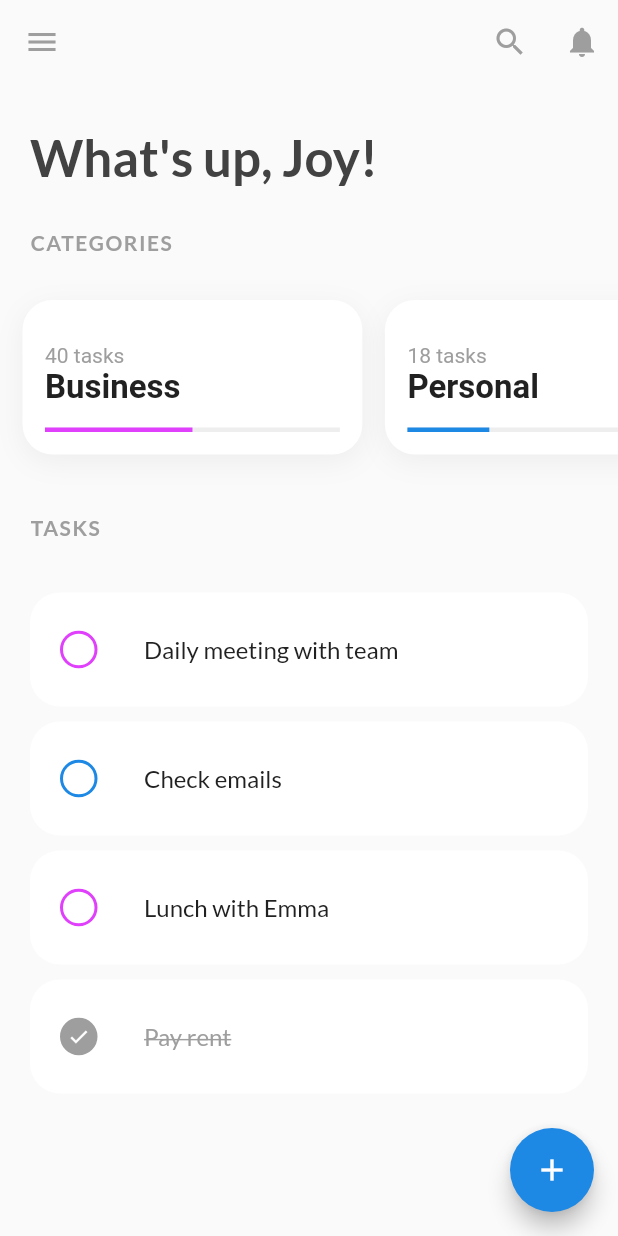
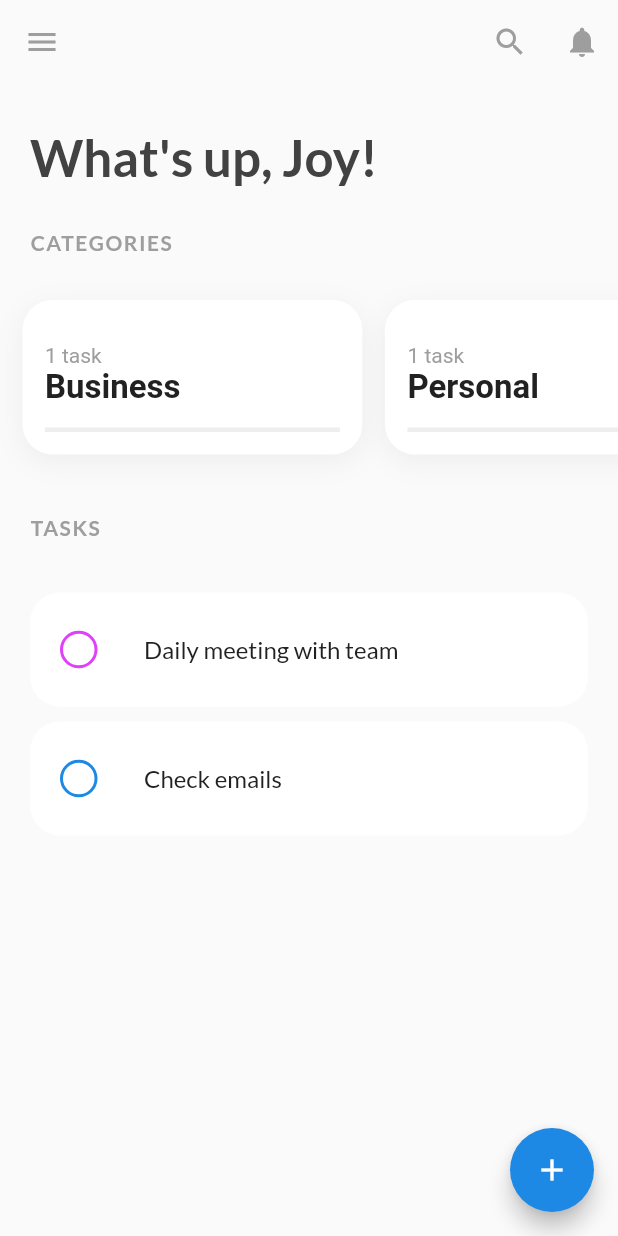
Before and after one commit to ashwins93/flutter-todo, a Flutter app: the screen it shows after launch, on a phone screen of 412 x 824 dp. Run offline on Flutter 3.47's test engine with Material 2 defaults, Android fonts, the phone set to English and light mode, and no system bars; our stand-ins replace flutter_redux, google_fonts, redux; missing offline and left inert: flutter_material_color_picker.

Commit message:
set up redux + connect to read state

```diff
--- a/lib/main.dart
+++ b/lib/main.dart
@@ -1,22 +1,49 @@
 import 'package:flutter/material.dart';
+import 'package:flutter_redux/flutter_redux.dart';
+import 'package:redux/redux.dart';
+import 'package:todo_list/models/app_state.dart';
+import 'package:todo_list/models/task.dart';
+import 'package:todo_list/models/task_category.dart';
+import 'package:todo_list/reducers/app_state_reducer.dart';
 import 'package:todo_list/screens/home/home_screen.dart';
 import 'package:google_fonts/google_fonts.dart';
 
 void main() {
-  runApp(MyApp());
+  final Store<AppState> store = Store<AppState>(appStateReducer,
+      initialState: AppState(categories: {
+        'Business': TaskCategory('Business', Colors.purpleAccent[200]!),
+        'Personal': TaskCategory('Personal', Colors.blue[600]!)
+      }, tasks: {
+        'task1': Task(
+            title: 'Daily meeting with team',
+            categoryName: 'Business',
+            id: 'task1'),
+        'task2':
+            Task(title: 'Check emails', categoryName: 'Personal', id: 'task2'),
+      }));
+
+  runApp(MyApp(
+    store: store,
+  ));
 }
 
 class MyApp extends StatelessWidget {
   // This widget is the root of your application.
+  final Store<AppState> store;
+
+  const MyApp({Key? key, required this.store}) : super(key: key);
   @override
   Widget build(BuildContext context) {
-    return MaterialApp(
+    return StoreProvider<AppState>(
+      store: store,
+      child: MaterialApp(
         title: 'Todo List',
         theme: ThemeData(
             primaryColor: Colors.blue[600],
             scaffoldBackgroundColor: Colors.grey[50],
             textTheme: GoogleFonts.latoTextTheme(Theme.of(context).textTheme)),
         home: MyHomePage(),
+      ),
     );
   }
 }
--- /dev/null
+++ b/lib/models/app_state.dart
@@ -0,0 +1,9 @@
+import 'package:todo_list/models/task.dart';
+import 'package:todo_list/models/task_category.dart';
+
+class AppState {
+  final Map<String, Task> tasks;
+  final Map<String, TaskCategory> categories;
+
+  AppState({required this.tasks, required this.categories});
+}
--- /dev/null
+++ b/lib/models/task.dart
@@ -0,0 +1,12 @@
+class Task {
+  final String title;
+  final bool completed;
+  final String categoryName;
+  final String id;
+
+  Task(
+      {required this.title,
+      this.completed = false,
+      required this.categoryName,
+      required this.id});
+}
--- /dev/null
+++ b/lib/reducers/tasks_reducer.dart
@@ -0,0 +1,24 @@
+import 'package:redux/redux.dart';
+import 'package:todo_list/actions/actions.dart';
+import 'package:todo_list/models/task.dart';
+
+final tasksReducer = combineReducers<Map<String, Task>>([
+  TypedReducer(_addTask),
+  TypedReducer(_updateTask),
+  TypedReducer(_removeTask)
+]);
+
+Map<String, Task> _addTask(Map<String, Task> tasks, AddTaskAction action) {
+  return Map.from(tasks)..[action.task.id] = action.task;
+}
+
+Map<String, Task> _updateTask(
+    Map<String, Task> tasks, UpdateTaskAction action) {
+  return Map<String, Task>.from(tasks)..[action.taskId] = action.updatedTask;
+}
+
+Map<String, Task> _removeTask(
+    Map<String, Task> tasks, RemoveTaskAction action) {
+  return Map<String, Task>.from(tasks)
+    ..removeWhere((key, value) => value.id == action.taskId);
+}
--- a/lib/screens/home/components/body.dart
+++ b/lib/screens/home/components/body.dart
@@ -2,6 +2,7 @@ import 'package:flutter/material.dart';
 
 import 'category_list.dart';
 import 'section_title.dart';
+import 'task_list.dart';
 
 class Body extends StatelessWidget {
   @override
@@ -34,83 +35,10 @@ class Body extends StatelessWidget {
                 title: 'Tasks',
               ),
             ),
-            Column(
-              children: [
-                Task(
-                  title: 'Daily meeting with team',
-                  taskColor: Colors.purpleAccent[200]!,
-                ),
-                Task(
-                  title: 'Check emails',
-                  taskColor: Colors.blue[600]!,
-                ),
-                Task(
-                  title: 'Lunch with Emma',
-                  taskColor: Colors.purpleAccent[200]!,
-                ),
-                Task(
-                  title: 'Pay rent',
-                  taskColor: Colors.blue[600]!,
-                  completed: true,
-                ),
-              ],
-            )
+            TaskList()
           ],
         ),
       ),
     );
   }
 }
-
-class Task extends StatelessWidget {
-  const Task({
-    Key? key,
-    required this.title,
-    required this.taskColor,
-    this.completed = false,
-  }) : super(key: key);
-
-  final String title;
-  final Color taskColor;
-  final bool completed;
-
-  @override
-  Widget build(BuildContext context) {
-    return Card(
-      elevation: 0,
-      shape: RoundedRectangleBorder(
-          borderRadius: BorderRadius.all(Radius.circular(20))),
-      color: Colors.white,
-      margin: EdgeInsets.symmetric(horizontal: 20, vertical: 5),
-      child: ListTile(
-        contentPadding: EdgeInsets.symmetric(vertical: 10, horizontal: 20),
-        onTap: () {},
-        leading: Container(
-          width: 25,
-          height: 25,
-          decoration: BoxDecoration(
-              border: Border.all(
-                width: 2.0,
-                color: completed ? Colors.grey : taskColor,
-              ),
-              shape: BoxShape.circle,
-              color: completed ? Colors.grey : Colors.transparent),
-          child: Center(
-              child: completed
-                  ? Icon(
-                      Icons.check,
-                      color: Colors.white,
-                      size: 15,
-                    )
-                  : null),
-        ),
-        title: Text(
-          title,
-          style: TextStyle(
-              color: completed ? Colors.grey : Colors.grey[900],
-              decoration: completed ? TextDecoration.lineThrough : null),
-        ),
-      ),
-    );
-  }
-}
--- a/lib/screens/home/components/category_card.dart
+++ b/lib/screens/home/components/category_card.dart
@@ -39,7 +39,7 @@ class CategoryCard extends StatelessWidget {
             child: RichText(
                 text: TextSpan(children: [
               TextSpan(
-                text: '$totalTasks tasks\n',
+                text: '$totalTasks ${totalTasks > 1 ? "tasks" : "task"}\n',
                 style: TextStyle(color: Colors.grey, fontSize: 14),
               ),
               TextSpan(
@@ -51,7 +51,7 @@ class CategoryCard extends StatelessWidget {
             ])),
           ),
           LinearProgressIndicator(
-            value: completedTasks / totalTasks,
+            value: totalTasks > 0 ? completedTasks / totalTasks : 0,
             backgroundColor: Colors.grey[200],
             valueColor: AlwaysStoppedAnimation<Color>(categoryColor!),
             minHeight: 3.0,
--- a/lib/screens/home/components/category_list.dart
+++ b/lib/screens/home/components/category_list.dart
@@ -1,4 +1,9 @@
 import 'package:flutter/material.dart';
+import 'package:flutter_redux/flutter_redux.dart';
+import 'package:redux/redux.dart';
+import 'package:todo_list/models/app_state.dart';
+import 'package:todo_list/models/task_category.dart';
+import 'package:todo_list/selectors/selectors.dart';
 
 import 'category_card.dart';
 
@@ -9,29 +14,37 @@ class CategoriesList extends StatelessWidget {
 
   @override
   Widget build(BuildContext context) {
-    return SingleChildScrollView(
+    return StoreConnector<AppState, _ViewModel>(
+      converter: (store) => _ViewModel.fromStore(store),
+      builder: (context, vm) => SingleChildScrollView(
         clipBehavior: Clip.none,
         scrollDirection: Axis.horizontal,
         child: Padding(
           padding: const EdgeInsets.only(
               bottom: 20.0, left: 15.0, right: 15.0, top: 10.0),
           child: Row(
-          children: [
-            CategoryCard(
-              categoryColor: Colors.purpleAccent[200],
-              totalTasks: 40,
-              completedTasks: 20,
-              categoryName: 'Business',
-            ),
-            CategoryCard(
-              categoryColor: Colors.blue[600],
-              totalTasks: 18,
-              completedTasks: 5,
-              categoryName: 'Personal',
-            )
-          ],
+              children: vm.categories.entries
+                  .map((entry) => CategoryCard(
+                      categoryName: entry.key.categoryName,
+                      totalTasks: entry.value.totalTaskCount,
+                      completedTasks: entry.value.completedTaskCount,
+                      categoryColor: entry.key.categoryColor))
+                  .toList()),
         ),
       ),
     );
   }
 }
+
+class _ViewModel {
+  final Map<TaskCategory, CategoryData> categories;
+
+  _ViewModel({
+    required this.categories,
+  });
+
+  static _ViewModel fromStore(Store<AppState> store) {
+    print(store.state);
+    return _ViewModel(categories: categoriesSelector(store.state));
+  }
+}
--- /dev/null
+++ b/lib/screens/home/components/task_list.dart
@@ -0,0 +1,39 @@
+import 'package:flutter/material.dart';
+import 'package:flutter_redux/flutter_redux.dart';
+import 'package:redux/redux.dart';
+import 'package:todo_list/models/app_state.dart';
+import 'package:todo_list/models/task.dart';
+import 'package:todo_list/selectors/selectors.dart';
+
+import 'task_tile.dart';
+
+class TaskList extends StatelessWidget {
+  const TaskList({
+    Key? key,
+  }) : super(key: key);
+
+  @override
+  Widget build(BuildContext context) {
+    return StoreConnector<AppState, _ViewModel>(
+      converter: _ViewModel.fromStore,
+      builder: (context, vm) => Column(
+          children: vm.tasks.entries
+              .map((entry) => TaskTile(
+                    title: entry.key.title,
+                    taskColor: entry.value,
+                    completed: entry.key.completed,
+                  ))
+              .toList()),
+    );
+  }
+}
+
+class _ViewModel {
+  final Map<Task, Color> tasks;
+
+  _ViewModel(this.tasks);
+
+  static _ViewModel fromStore(Store<AppState> store) {
+    return _ViewModel(tasksSelector(store.state));
+  }
+}
--- /dev/null
+++ b/lib/screens/home/components/task_tile.dart
@@ -0,0 +1,54 @@
+import 'package:flutter/material.dart';
+
+class TaskTile extends StatelessWidget {
+  const TaskTile({
+    Key? key,
+    required this.title,
+    required this.taskColor,
+    this.completed = false,
+  }) : super(key: key);
+
+  final String title;
+  final Color taskColor;
+  final bool completed;
+
+  @override
+  Widget build(BuildContext context) {
+    return Card(
+      elevation: 0,
+      shape: RoundedRectangleBorder(
+          borderRadius: BorderRadius.all(Radius.circular(20))),
+      color: Colors.white,
+      margin: EdgeInsets.symmetric(horizontal: 20, vertical: 5),
+      child: ListTile(
+        contentPadding: EdgeInsets.symmetric(vertical: 10, horizontal: 20),
+        onTap: () {},
+        leading: Container(
+          width: 25,
+          height: 25,
+          decoration: BoxDecoration(
+              border: Border.all(
+                width: 2.0,
+                color: completed ? Colors.grey : taskColor,
+              ),
+              shape: BoxShape.circle,
+              color: completed ? Colors.grey : Colors.transparent),
+          child: Center(
+              child: completed
+                  ? Icon(
+                      Icons.check,
+                      color: Colors.white,
+                      size: 15,
+                    )
+                  : null),
+        ),
+        title: Text(
+          title,
+          style: TextStyle(
+              color: completed ? Colors.grey : Colors.grey[900],
+              decoration: completed ? TextDecoration.lineThrough : null),
+        ),
+      ),
+    );
+  }
+}
--- /dev/null
+++ b/lib/selectors/selectors.dart
@@ -0,0 +1,38 @@
+import 'package:flutter/material.dart';
+import 'package:todo_list/models/app_state.dart';
+import 'package:todo_list/models/task.dart';
+import 'package:todo_list/models/task_category.dart';
+
+class CategoryData {
+  final int totalTaskCount;
+  final int completedTaskCount;
+
+  CategoryData(
+      {required this.totalTaskCount, required this.completedTaskCount});
+}
+
+Map<Task, Color> tasksSelector(AppState state) {
+  return state.tasks.map((key, task) =>
+      MapEntry(task, state.categories[task.categoryName]!.categoryColor));
+}
+
+Map<TaskCategory, CategoryData> categoriesSelector(AppState state) {
+  return state.categories.map((_, category) => MapEntry(
+      category,
+      CategoryData(
+          completedTaskCount:
+              _getCompletedTaskCount(state, category.categoryName),
+          totalTaskCount: _getTotalTaskCount(state, category.categoryName))));
+}
+
+int _getTotalTaskCount(AppState state, String categoryName) {
+  return state.tasks.values
+      .where((task) => task.categoryName == categoryName)
+      .length;
+}
+
+int _getCompletedTaskCount(AppState state, String categoryName) {
+  return state.tasks.values
+      .where((task) => (task.categoryName == categoryName) && task.completed)
+      .length;
+}
--- a/pubspec.yaml
+++ b/pubspec.yaml
@@ -25,6 +25,9 @@ dependencies:
     sdk: flutter
   flutter_material_color_picker: ^1.0.5
   google_fonts: ^2.0.0
+  uuid: 3.0.4
+  flutter_redux: ^0.8.2
+  redux: ^5.0.0
 
   # The following adds the Cupertino Icons font to your application.
   # Use with the CupertinoIcons class for iOS style icons.
```
Also changed, not shown: lib/actions/actions.dart (added, +40 -0 lines), lib/reducers/app_state_reducer.dart (added, +9 -0 lines), lib/reducers/categories_reducer.dart (added, +27 -0 lines), pubspec.lock, 1 other file. Lines whose indentation alone changed are shown as unchanged.
